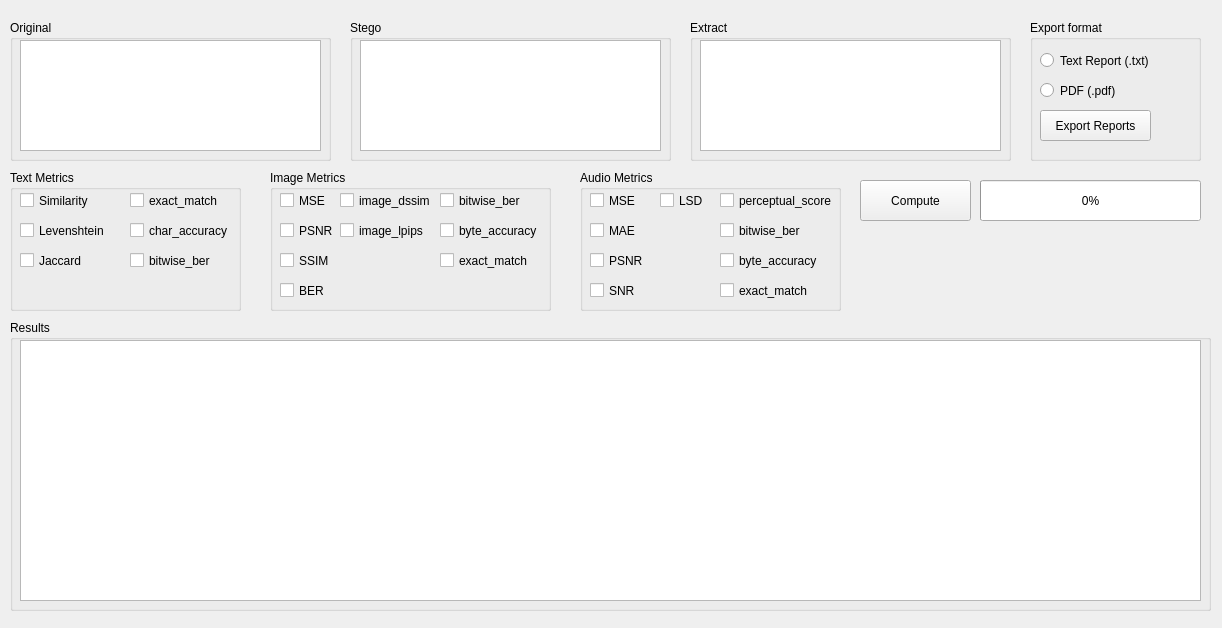
First picture: the form in form.ui, repository umitkrkmz/StegoTester, before the edit.
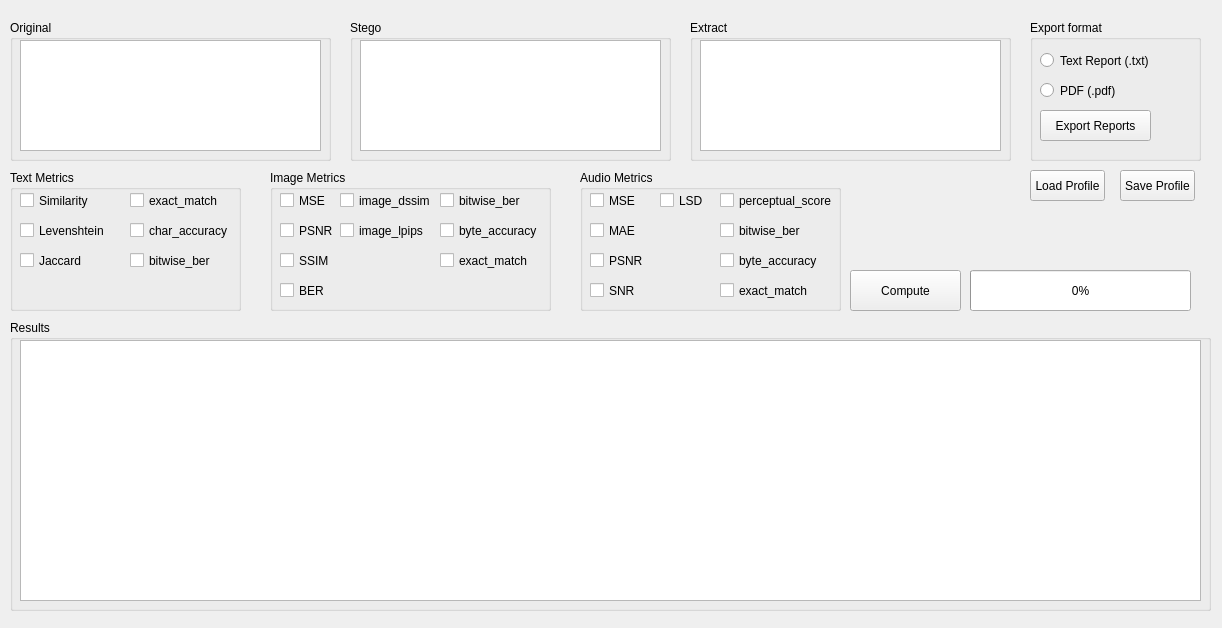
Second picture: the form after the edit. Custom widgets are drawn as their Qt base class.

Patch:
```diff
--- a/form.ui
+++ b/form.ui
@@ -515,8 +515,8 @@
    <widget class="QPushButton" name="btn_compute">
     <property name="geometry">
      <rect>
-      <x>860</x>
-      <y>180</y>
+      <x>850</x>
+      <y>270</y>
       <width>111</width>
       <height>41</height>
      </rect>
@@ -528,8 +528,8 @@
    <widget class="QProgressBar" name="progressBar">
     <property name="geometry">
      <rect>
-      <x>980</x>
-      <y>180</y>
+      <x>970</x>
+      <y>270</y>
       <width>221</width>
       <height>41</height>
      </rect>
@@ -538,6 +538,32 @@
      <number>0</number>
     </property>
    </widget>
+   <widget class="QPushButton" name="btn_load_profile">
+    <property name="geometry">
+     <rect>
+      <x>1030</x>
+      <y>170</y>
+      <width>75</width>
+      <height>31</height>
+     </rect>
+    </property>
+    <property name="text">
+     <string>Load Profile</string>
+    </property>
+   </widget>
+   <widget class="QPushButton" name="btn_save_profile">
+    <property name="geometry">
+     <rect>
+      <x>1120</x>
+      <y>170</y>
+      <width>75</width>
+      <height>31</height>
+     </rect>
+    </property>
+    <property name="text">
+     <string>Save Profile</string>
+    </property>
+   </widget>
   </widget>
  </widget>
  <customwidgets>
```
